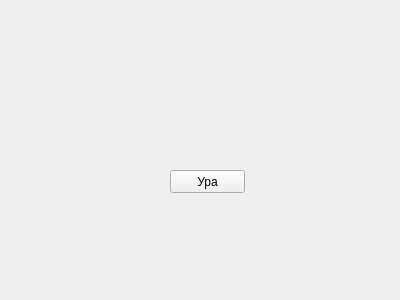
Old version of the form client/clientwindow.ui in the repository Roket132/PectiMazeGame.
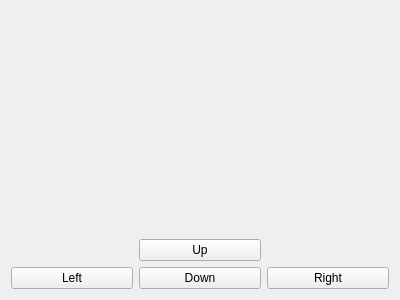
New version of the form.

Diff of the .ui file:
```diff
--- a/client/clientwindow.ui
+++ b/client/clientwindow.ui
@@ -13,19 +13,60 @@
   <property name="windowTitle">
    <string>Form</string>
   </property>
-  <widget class="QPushButton" name="pushButton">
-   <property name="geometry">
-    <rect>
-     <x>170</x>
-     <y>170</y>
-     <width>75</width>
-     <height>23</height>
-    </rect>
-   </property>
-   <property name="text">
-    <string>Ура</string>
-   </property>
-  </widget>
+  <layout class="QHBoxLayout" name="horizontalLayout_2">
+   <item>
+    <layout class="QGridLayout" name="mapLayout"/>
+   </item>
+   <item>
+    <layout class="QVBoxLayout" name="verticalLayout">
+     <item>
+      <layout class="QGridLayout" name="gridLayout">
+       <item row="1" column="3">
+        <widget class="QPushButton" name="upButton">
+         <property name="text">
+          <string>Up</string>
+         </property>
+        </widget>
+       </item>
+       <item row="2" column="4">
+        <widget class="QPushButton" name="rightButton">
+         <property name="text">
+          <string>Right</string>
+         </property>
+        </widget>
+       </item>
+       <item row="2" column="3">
+        <widget class="QPushButton" name="downButton">
+         <property name="text">
+          <string>Down</string>
+         </property>
+        </widget>
+       </item>
+       <item row="2" column="0">
+        <widget class="QPushButton" name="leftButton">
+         <property name="text">
+          <string>Left</string>
+         </property>
+        </widget>
+       </item>
+       <item row="0" column="3">
+        <spacer name="verticalSpacer">
+         <property name="orientation">
+          <enum>Qt::Vertical</enum>
+         </property>
+         <property name="sizeHint" stdset="0">
+          <size>
+           <width>20</width>
+           <height>40</height>
+          </size>
+         </property>
+        </spacer>
+       </item>
+      </layout>
+     </item>
+    </layout>
+   </item>
+  </layout>
  </widget>
  <resources/>
  <connections/>
```
